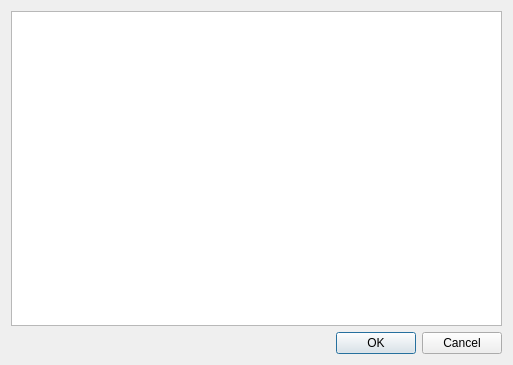
First picture: the form in src/Configurator/IsotopesConfigurator.ui, repository nutjunkie/IQmol, before the edit.
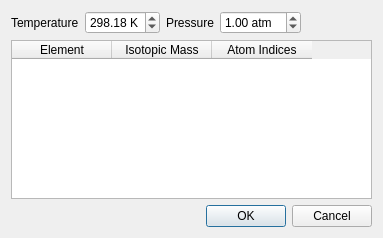
Second picture: the form after the edit.

Commit message: Support for isotopes block.  Still need to transfer ZPVE

```diff
--- a/src/Configurator/IsotopesConfigurator.ui
+++ b/src/Configurator/IsotopesConfigurator.ui
@@ -6,8 +6,8 @@
    <rect>
     <x>0</x>
     <y>0</y>
-    <width>513</width>
-    <height>365</height>
+    <width>383</width>
+    <height>238</height>
    </rect>
   </property>
   <property name="windowTitle">
@@ -15,7 +15,80 @@
   </property>
   <layout class="QVBoxLayout" name="verticalLayout">
    <item>
-    <widget class="QTableWidget" name="isotopeTable"/>
+    <layout class="QHBoxLayout" name="horizontalLayout">
+     <item>
+      <widget class="QLabel" name="label">
+       <property name="text">
+        <string>Temperature</string>
+       </property>
+      </widget>
+     </item>
+     <item>
+      <widget class="QDoubleSpinBox" name="temperatureSpinBox">
+       <property name="suffix">
+        <string> K</string>
+       </property>
+       <property name="maximum">
+        <double>999.990000000000009</double>
+       </property>
+       <property name="value">
+        <double>298.180000000000007</double>
+       </property>
+      </widget>
+     </item>
+     <item>
+      <widget class="QLabel" name="label_2">
+       <property name="text">
+        <string>Pressure</string>
+       </property>
+      </widget>
+     </item>
+     <item>
+      <widget class="QDoubleSpinBox" name="pressureSpinBox">
+       <property name="suffix">
+        <string> atm</string>
+       </property>
+       <property name="singleStep">
+        <double>0.100000000000000</double>
+       </property>
+       <property name="value">
+        <double>1.000000000000000</double>
+       </property>
+      </widget>
+     </item>
+     <item>
+      <spacer name="horizontalSpacer">
+       <property name="orientation">
+        <enum>Qt::Horizontal</enum>
+       </property>
+       <property name="sizeHint" stdset="0">
+        <size>
+         <width>40</width>
+         <height>20</height>
+        </size>
+       </property>
+      </spacer>
+     </item>
+    </layout>
+   </item>
+   <item>
+    <widget class="QTableWidget" name="isotopeTable">
+     <column>
+      <property name="text">
+       <string>Element</string>
+      </property>
+     </column>
+     <column>
+      <property name="text">
+       <string>Isotopic Mass</string>
+      </property>
+     </column>
+     <column>
+      <property name="text">
+       <string>Atom Indices</string>
+      </property>
+     </column>
+    </widget>
    </item>
    <item>
     <widget class="QDialogButtonBox" name="buttonBox">
```
The commit also changes 11 other files.
